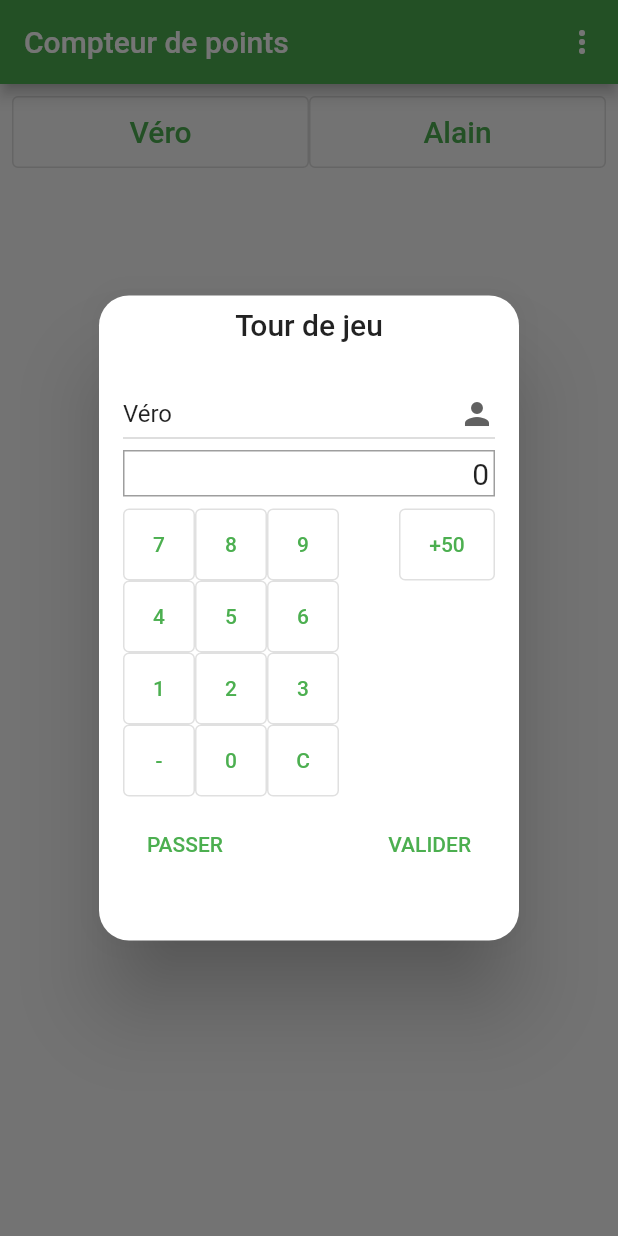
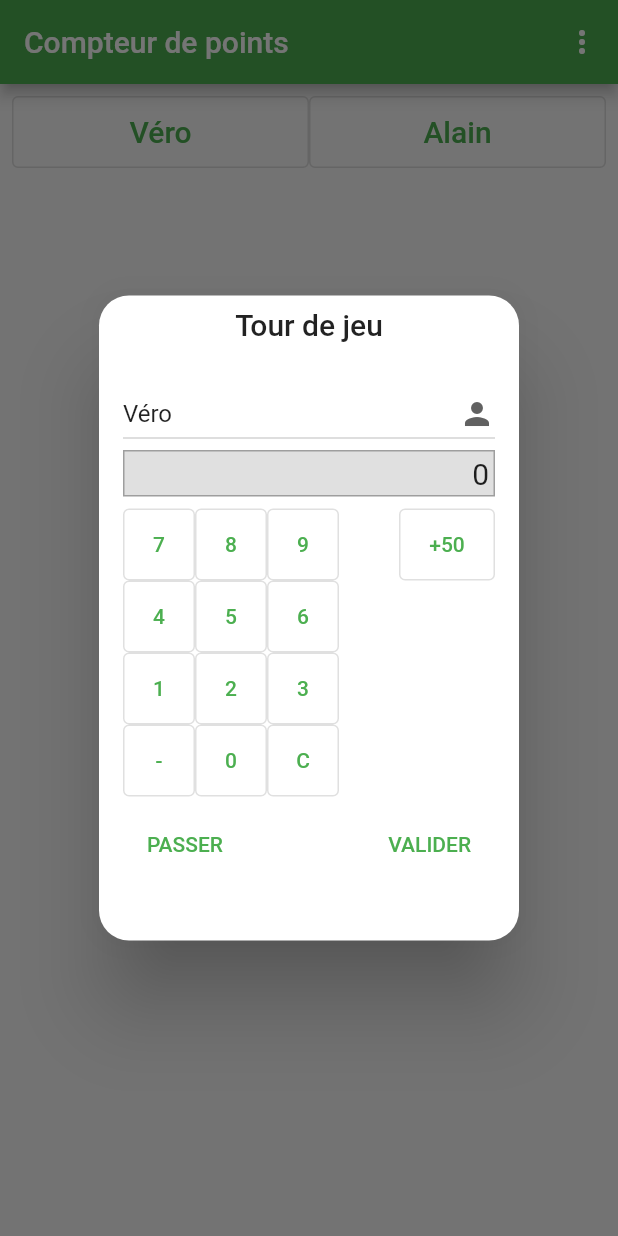
Before and after one commit to abasty/getx_scorer, a Flutter app: the screen it shows after launch, after a tap on "Véro", on a phone screen of 412 x 824 dp. Run offline on Flutter 3.47's test engine with Material 2 defaults, Android fonts, the light colour scheme and no system bars; our stand-ins replace get, get_storage.

Commit message:
Set color on calc display

```diff
--- a/lib/view/turn_screen.dart
+++ b/lib/view/turn_screen.dart
@@ -34,7 +34,9 @@ class TurnDialog extends GameView {
             width: double.infinity,
             child: Container(
               padding: const EdgeInsets.all(3.0),
-              decoration: BoxDecoration(border: Border.all(color: Colors.grey)),
+              decoration: BoxDecoration(
+                  border: Border.all(color: Colors.grey),
+                  color: Colors.grey[300]),
               child: _pointText(game),
             ),
           );
@@ -69,7 +71,7 @@ class TurnDialog extends GameView {
     );
   }
 
-  Text _pointText(GameController game) {
+  Widget _pointText(GameController game) {
     var str = game.pointsTurn.value != '' ? game.pointsTurn.value : '0';
     if (str != '0' && game.malus.isTrue) str = '- $str';
     if (game.bonus.isTrue && game.pointsTurn.value != '') {
```
